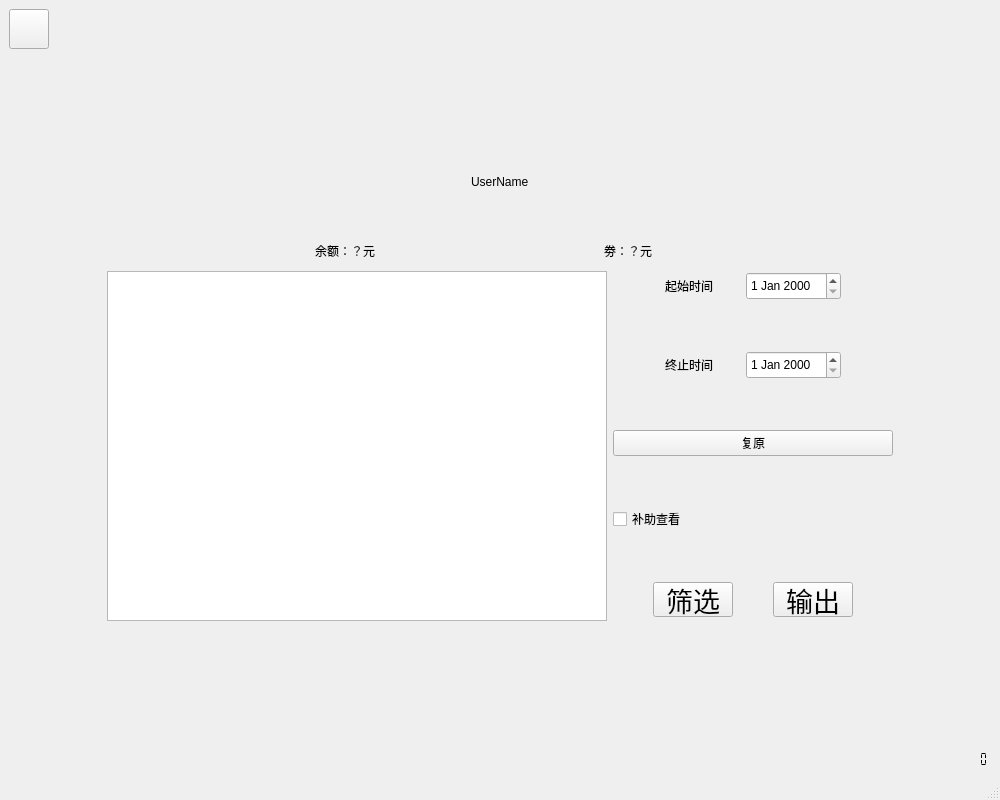
The window that usersearchwindow.ui (liuweiky/CCIMS) describes before a commit, drawn with Qt 5.
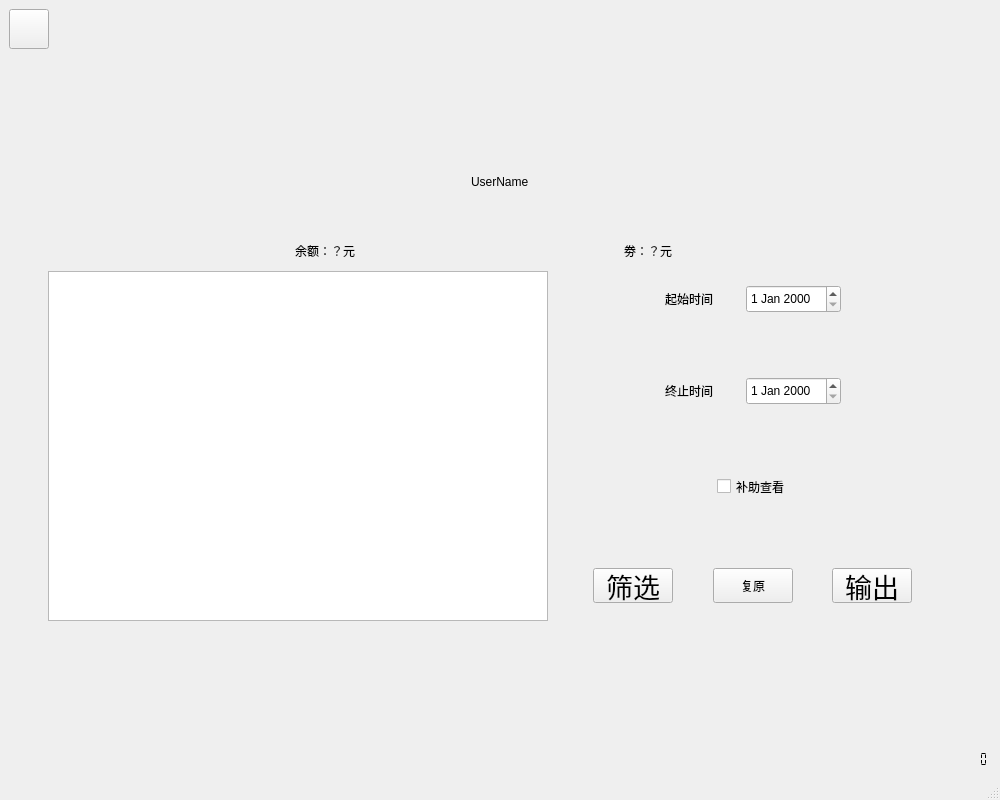
The same window after the commit. Icons and pictures are not drawn.

```diff
--- a/usersearchwindow.ui
+++ b/usersearchwindow.ui
@@ -266,20 +266,6 @@
           <property name="verticalSpacing">
            <number>50</number>
           </property>
-          <item row="3" column="0">
-           <widget class="QCheckBox" name="SubsidyCheck">
-            <property name="text">
-             <string>补助查看</string>
-            </property>
-           </widget>
-          </item>
-          <item row="2" column="0">
-           <widget class="QPushButton" name="ResetButton">
-            <property name="text">
-             <string>复原</string>
-            </property>
-           </widget>
-          </item>
           <item row="1" column="0">
            <layout class="QHBoxLayout" name="horizontalLayout_6">
             <item>
@@ -342,7 +328,7 @@
             </item>
            </layout>
           </item>
-          <item row="4" column="0">
+          <item row="3" column="0">
            <layout class="QHBoxLayout" name="horizontalLayout_7">
             <item>
              <spacer name="horizontalSpacer_11">
@@ -388,6 +374,41 @@
               </property>
              </widget>
             </item>
+            <item>
+             <spacer name="horizontalSpacer_16">
+              <property name="orientation">
+               <enum>Qt::Horizontal</enum>
+              </property>
+              <property name="sizeHint" stdset="0">
+               <size>
+                <width>40</width>
+                <height>20</height>
+               </size>
+              </property>
+             </spacer>
+            </item>
+            <item>
+             <widget class="QPushButton" name="ResetButton">
+              <property name="minimumSize">
+               <size>
+                <width>0</width>
+                <height>35</height>
+               </size>
+              </property>
+              <property name="maximumSize">
+               <size>
+                <width>16777215</width>
+                <height>35</height>
+               </size>
+              </property>
+              <property name="styleSheet">
+               <string notr="true">font: 20pt &quot;.SF NS Text&quot;;</string>
+              </property>
+              <property name="text">
+               <string>复原</string>
+              </property>
+             </widget>
+            </item>
             <item>
              <spacer name="horizontalSpacer_15">
               <property name="orientation">
@@ -509,6 +530,58 @@
             </item>
            </layout>
           </item>
+          <item row="2" column="0">
+           <layout class="QHBoxLayout" name="horizontalLayout_8">
+            <item>
+             <spacer name="horizontalSpacer_20">
+              <property name="orientation">
+               <enum>Qt::Horizontal</enum>
+              </property>
+              <property name="sizeHint" stdset="0">
+               <size>
+                <width>40</width>
+                <height>20</height>
+               </size>
+              </property>
+             </spacer>
+            </item>
+            <item>
+             <widget class="QCheckBox" name="SubsidyCheck">
+              <property name="minimumSize">
+               <size>
+                <width>0</width>
+                <height>35</height>
+               </size>
+              </property>
+              <property name="maximumSize">
+               <size>
+                <width>16777215</width>
+                <height>35</height>
+               </size>
+              </property>
+              <property name="styleSheet">
+               <string notr="true">font: 20pt &quot;.SF NS Text&quot;;</string>
+              </property>
+              <property name="text">
+               <string>补助查看</string>
+              </property>
+             </widget>
+            </item>
+            <item>
+             <spacer name="horizontalSpacer_21">
+              <property name="orientation">
+               <enum>Qt::Horizontal</enum>
+              </property>
+              <property name="sizeHint" stdset="0">
+               <size>
+                <width>40</width>
+                <height>20</height>
+               </size>
+              </property>
+             </spacer>
+            </item>
+           </layout>
+          </item>
          </layout>
         </item>
        </layout>
```
Left out of the diff: 2 changed lines with no effect on the pictures.
